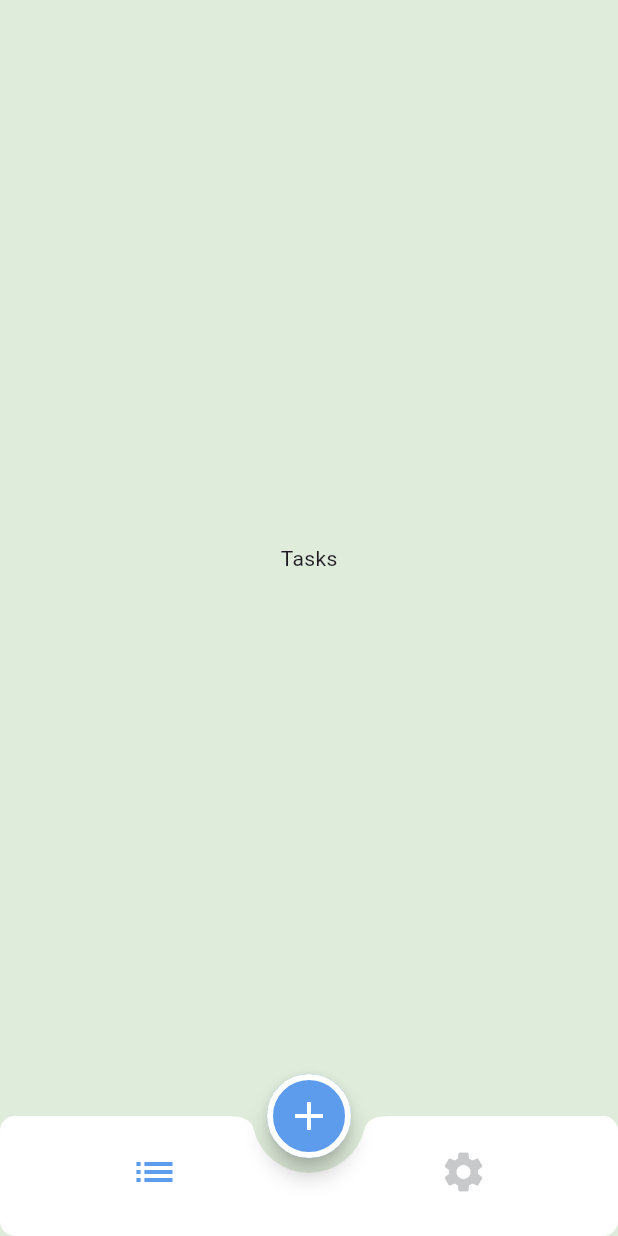
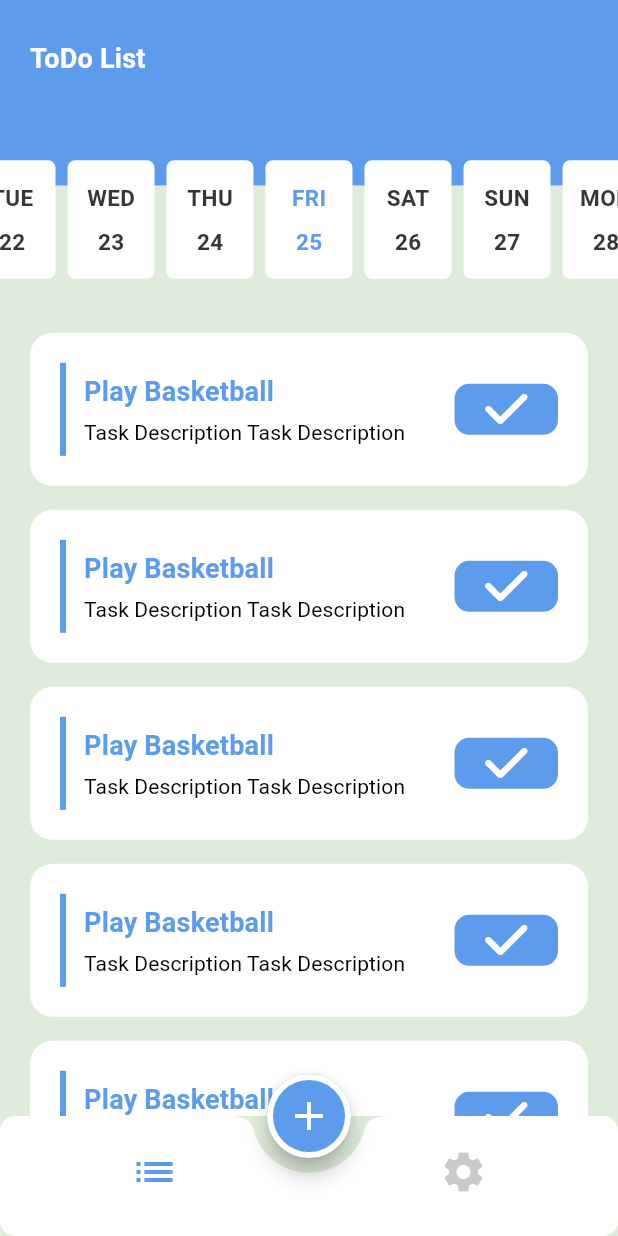
Before and after one commit to MostafaGaber135/todo_app, a Flutter app: the screen it shows after launch, on a phone screen of 412 x 824 dp. Run offline on Flutter 3.47's test engine with Material 3 defaults, Android fonts, the phone set to English and light mode, and no system bars; drawn by our look-alikes of easy_date_timeline; our stand-ins replace font_awesome_flutter.

Commit message:
Finish tasks tab UI

```diff
--- a/lib/app_theme.dart
+++ b/lib/app_theme.dart
@@ -31,6 +31,18 @@ class AppTheme {
         ),
       ),
     ),
+    textTheme: const TextTheme(
+      titleMedium: TextStyle(
+        fontSize: 18,
+        fontWeight: FontWeight.bold,
+        color: Colors.black,
+      ),
+      titleSmall: TextStyle(
+        fontSize: 14,
+        fontWeight: FontWeight.w400,
+        color: Colors.black,
+      ),
+    ),
   );
   static ThemeData darkTheme = ThemeData();
 }
--- /dev/null
+++ b/lib/tabs/tasks/task_item.dart
@@ -0,0 +1,77 @@
+import 'package:flutter/material.dart';
+import 'package:font_awesome_flutter/font_awesome_flutter.dart';
+import 'package:todo/app_theme.dart';
+
+class TaskItem extends StatelessWidget {
+  const TaskItem({super.key});
+
+  @override
+  Widget build(BuildContext context) {
+    TextTheme textTheme = Theme.of(context).textTheme;
+    return Container(
+      margin: const EdgeInsets.symmetric(
+        vertical: 8,
+        horizontal: 20,
+      ),
+      padding: const EdgeInsets.all(
+        20,
+      ),
+      decoration: BoxDecoration(
+        color: AppTheme.white,
+        borderRadius: BorderRadius.circular(
+          15,
+        ),
+      ),
+      child: Row(
+        mainAxisAlignment: MainAxisAlignment.spaceBetween,
+        children: [
+          Row(
+            children: [
+              Container(
+                height: 62,
+                width: 4,
+                margin: const EdgeInsetsDirectional.only(
+                  end: 12,
+                ),
+                color: AppTheme.primary,
+              ),
+              Column(
+                crossAxisAlignment: CrossAxisAlignment.start,
+                children: [
+                  Text(
+                    'Play Basketball',
+                    style: textTheme.titleMedium?.copyWith(
+                      color: AppTheme.primary,
+                    ),
+                  ),
+                  const SizedBox(
+                    height: 4,
+                  ),
+                  Text(
+                    'Task Description Task Description',
+                    style: textTheme.titleSmall,
+                  ),
+                ],
+              ),
+            ],
+          ),
+          Container(
+            height: 34,
+            width: 69,
+            decoration: BoxDecoration(
+              color: AppTheme.primary,
+              borderRadius: BorderRadius.circular(
+                10,
+              ),
+            ),
+            child: const Icon(
+              FontAwesomeIcons.check,
+              size: 32,
+              color: AppTheme.white,
+            ),
+          ),
+        ],
+      ),
+    );
+  }
+}
--- a/lib/tabs/tasks/tasks_tab.dart
+++ b/lib/tabs/tasks/tasks_tab.dart
@@ -1,12 +1,117 @@
+import 'package:easy_date_timeline/easy_date_timeline.dart';
 import 'package:flutter/material.dart';
+import 'package:todo/app_theme.dart';
+import 'package:todo/tabs/tasks/task_item.dart';
 
-class TasksTab extends StatelessWidget {
+class TasksTab extends StatefulWidget {
   const TasksTab({super.key});
 
   @override
+  State<TasksTab> createState() => _TasksTabState();
+}
+
+class _TasksTabState extends State<TasksTab> {
+  @override
   Widget build(BuildContext context) {
-    return const Center(
-      child:  Text('Tasks'),
+    double screenHeight = MediaQuery.sizeOf(context).height;
+    return Column(
+      children: [
+        Stack(
+          children: [
+            Container(
+              height: screenHeight * 0.15,
+              width: double.infinity,
+              color: AppTheme.primary,
+            ),
+            PositionedDirectional(
+              top: 25,
+              start: 20,
+              child: SafeArea(
+                child: Text(
+                  'ToDo List',
+                  style: Theme.of(context).textTheme.titleMedium?.copyWith(
+                        color: AppTheme.white,
+                      ),
+                ),
+              ),
+            ),
+            Padding(
+              padding: EdgeInsetsDirectional.only(
+                top: screenHeight * 0.12,
+              ),
+              child: EasyInfiniteDateTimeLine(
+                firstDate: DateTime.now().subtract(
+                  const Duration(
+                    days: 365,
+                  ),
+                ),
+                focusDate: DateTime.now(),
+                lastDate: DateTime.now().add(
+                  const Duration(
+                    days: 365,
+                  ),
+                ),
+                showTimelineHeader: false,
+                dayProps: const EasyDayProps(
+                  dayStructure: DayStructure.dayStrDayNum,
+                  height: 79,
+                  width: 58,
+                  activeDayStyle: DayStyle(
+                    decoration: BoxDecoration(
+                      color: AppTheme.white,
+                      borderRadius: BorderRadius.all(
+                        Radius.circular(
+                          5,
+                        ),
+                      ),
+                    ),
+                    dayNumStyle: TextStyle(
+                      fontSize: 15,
+                      fontWeight: FontWeight.bold,
+                      color: AppTheme.primary,
+                    ),
+                    dayStrStyle: TextStyle(
+                      fontSize: 15,
+                      fontWeight: FontWeight.bold,
+                      color: AppTheme.primary,
+                    ),
+                  ),
+                  inactiveDayStyle: DayStyle(
+                    decoration: BoxDecoration(
+                      color: AppTheme.white,
+                      borderRadius: BorderRadius.all(
+                        Radius.circular(
+                          5,
+                        ),
+                      ),
+                    ),
+                    dayNumStyle: TextStyle(
+                      fontSize: 15,
+                      fontWeight: FontWeight.bold,
+                      color: AppTheme.black,
+                    ),
+                    dayStrStyle: TextStyle(
+                      fontSize: 15,
+                      fontWeight: FontWeight.bold,
+                      color: AppTheme.black,
+                    ),
+                  ),
+                ),
+              ),
+            ),
+          ],
+        ),
+        Expanded(
+          child: ListView.builder(
+            physics: const BouncingScrollPhysics(),
+            padding: const EdgeInsets.only(
+              top: 20,
+            ),
+            itemBuilder: (_, index) => const TaskItem(),
+            itemCount: 10,
+          ),
+        ),
+      ],
     );
   }
 }
```
Also changed, not shown: pubspec.yaml (+5 -17 lines), pubspec.lock.
